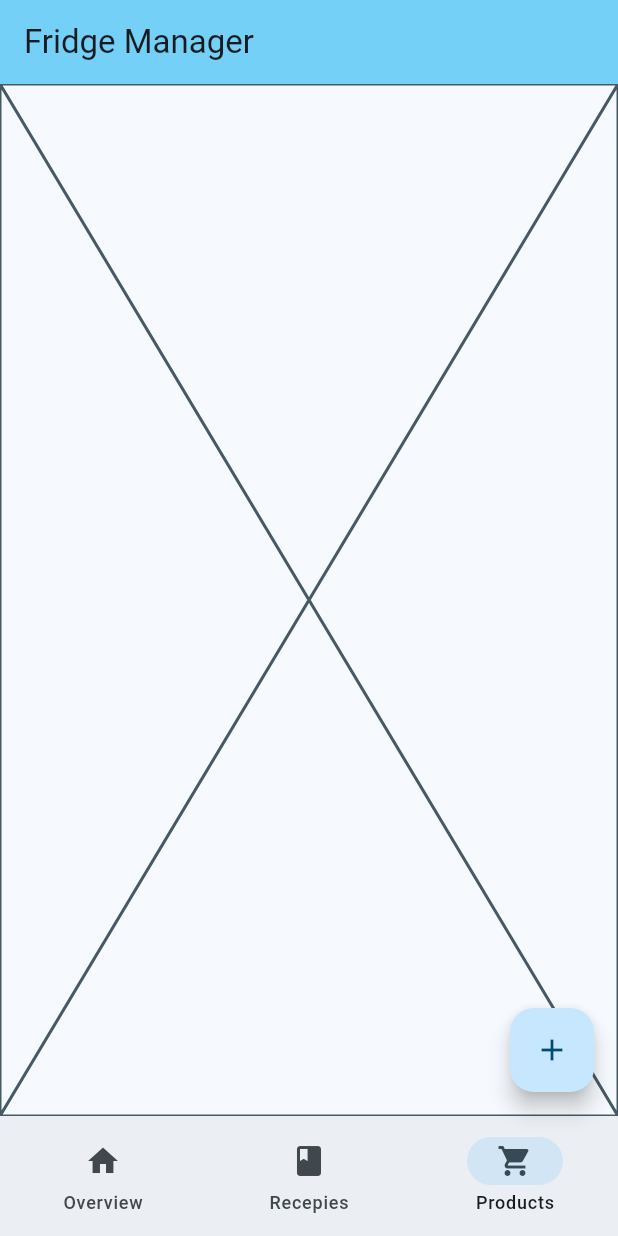
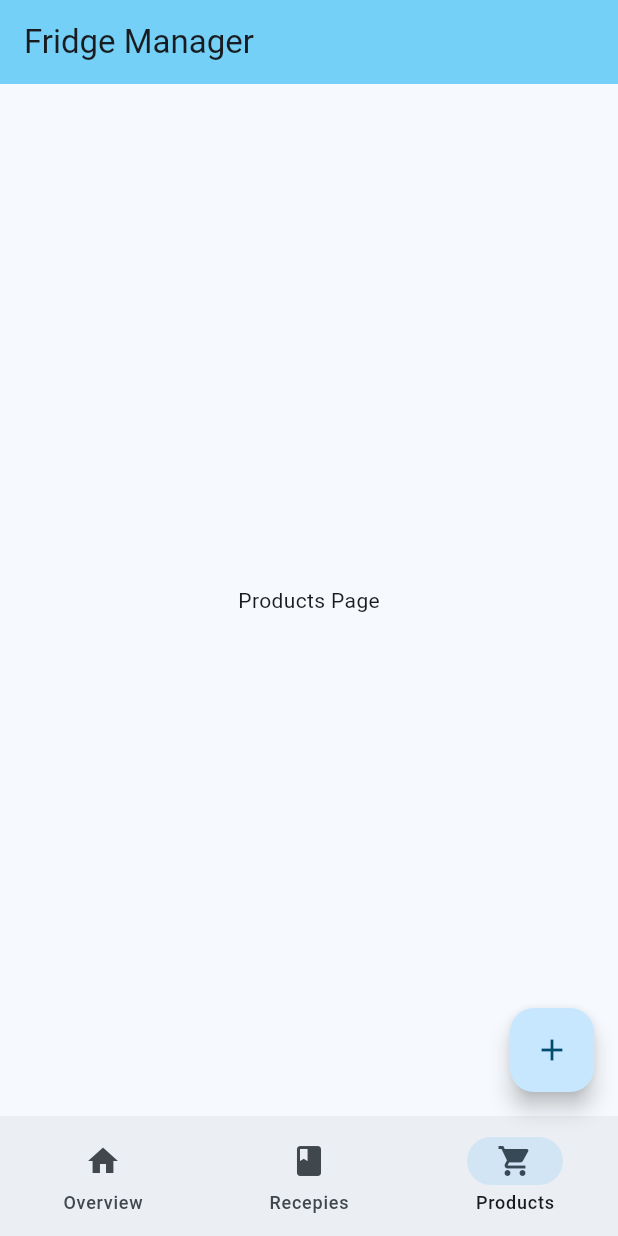
Before and after one commit to ultraluminar/EMA-2024s, a Flutter app: the screen it shows after launch, item 3 of the bottom bar chosen, on a phone screen of 412 x 824 dp. Run offline on Flutter 3.47's test engine with Material 3 defaults, Android fonts, the phone set to English and light mode, and no system bars; our stand-ins replace bloc, equatable, flutter_bloc, rxdart, shared_preferences; generated files the repository leaves out were written again.

Commit message:
feat: add placeholder products_page

```diff
--- a/lib/home/view/home_page.dart
+++ b/lib/home/view/home_page.dart
@@ -5,6 +5,7 @@ import 'package:flutter_bloc/flutter_bloc.dart';
 import 'package:fridge_manager/home/home.dart';
 import 'package:fridge_manager/l10n/l10n.dart';
 import 'package:fridge_manager/pages/overview_page/overview_page.dart';
+import 'package:fridge_manager/pages/products_page/products_page.dart';
 import 'package:fridge_manager/pages/recipes_page/recipes_page.dart';
 
 class HomePage extends StatelessWidget {
@@ -32,7 +33,7 @@ class HomeView extends StatelessWidget {
         children: const [
           OverviewPage(),
           RecipesPage(),
-          Placeholder(), // ProductsPage(),
+          ProductsPage(),
         ],
       ),
       floatingActionButtonLocation: FloatingActionButtonLocation.endFloat,
--- /dev/null
+++ b/lib/pages/products_page/products_page.dart
@@ -0,0 +1,12 @@
+import 'package:flutter/material.dart';
+
+class ProductsPage extends StatelessWidget {
+  const ProductsPage({super.key});
+
+  @override
+  Widget build(BuildContext context) {
+    return const Center(
+      child: Text("Products Page"),
+    );
+  }
+}
```
